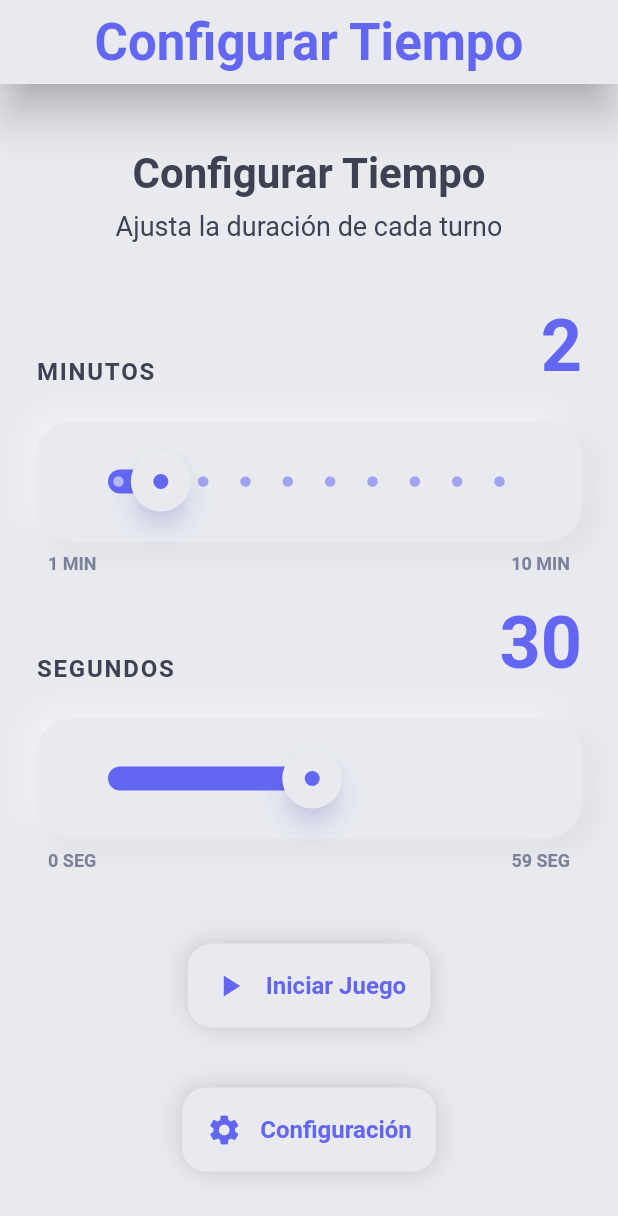
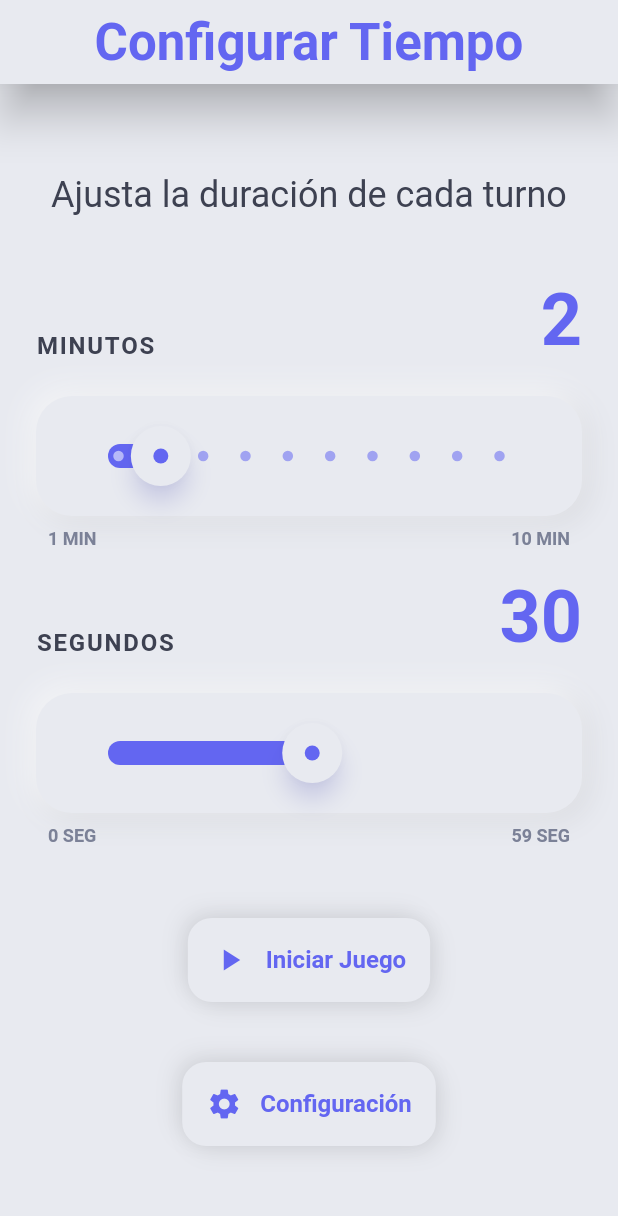
Before and after one commit to MacoChave/kronos, a Flutter app: the screen it shows after launch, on a phone screen of 412 x 824 dp. Shown: the top 1216 px of the screen. Run offline on Flutter 3.47's test engine with Material 3 defaults, Android fonts, the phone set to English and light mode, and no system bars; our stand-ins replace google_fonts, open_filex, package_info_plus, shared_preferences, vibration; missing offline and left inert: flame_audio; network calls fail.

Commit message:
Quitar título duplicado en configuracion de timer

```diff
--- a/lib/features/config_timer/presentation/pages/config_timer_page.dart
+++ b/lib/features/config_timer/presentation/pages/config_timer_page.dart
@@ -67,9 +67,9 @@ class _ConfigTimerPageState extends State<ConfigTimerPage> {
         elevation: context.silk.raised[0].blurRadius,
         centerTitle: true,
         titleTextStyle: Theme.of(context).textTheme.headlineMedium?.copyWith(
-          color: context.silk.primary,
-          fontWeight: FontWeight.bold,
-        ),
+              color: context.silk.primary,
+              fontWeight: FontWeight.bold,
+            ),
         iconTheme: IconThemeData(color: context.silk.primary),
       ),
       body: Center(
@@ -82,18 +82,9 @@ class _ConfigTimerPageState extends State<ConfigTimerPage> {
                 child: Column(
                   children: [
                     Text(
-                      'Configurar Tiempo',
-                      style: TextStyle(
-                        fontSize: 28,
-                        fontWeight: FontWeight.bold,
-                        color: context.silk.onSurface,
-                      ),
-                    ),
-                    SizedBox(height: 8),
-                    Text(
                       'Ajusta la duración de cada turno',
                       style: TextStyle(
-                        fontSize: 18,
+                        fontSize: 24,
                         color: context.silk.onSurface,
                       ),
                     )
```
